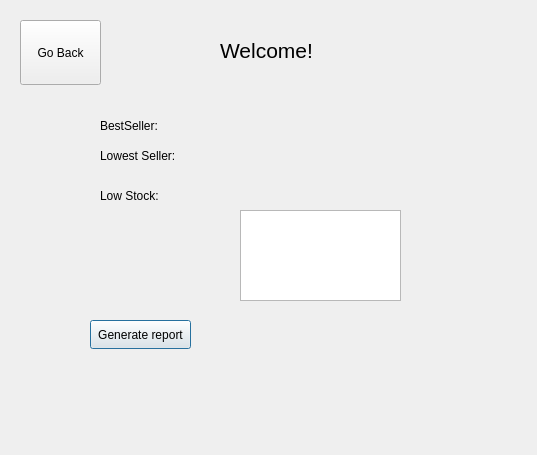
Hamdy410/CS2_lab_finalProject, file cs2_lab_final_project/dashboard.ui: the form before one commit.
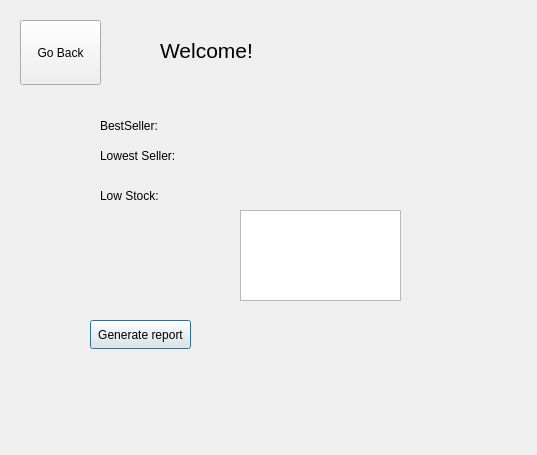
The form after the commit.

```diff
--- a/cs2_lab_final_project/dashboard.ui
+++ b/cs2_lab_final_project/dashboard.ui
@@ -87,9 +87,9 @@
   <widget class="QLabel" name="label">
    <property name="geometry">
     <rect>
-     <x>220</x>
+     <x>160</x>
      <y>20</y>
-     <width>121</width>
+     <width>271</width>
      <height>61</height>
     </rect>
    </property>
```
